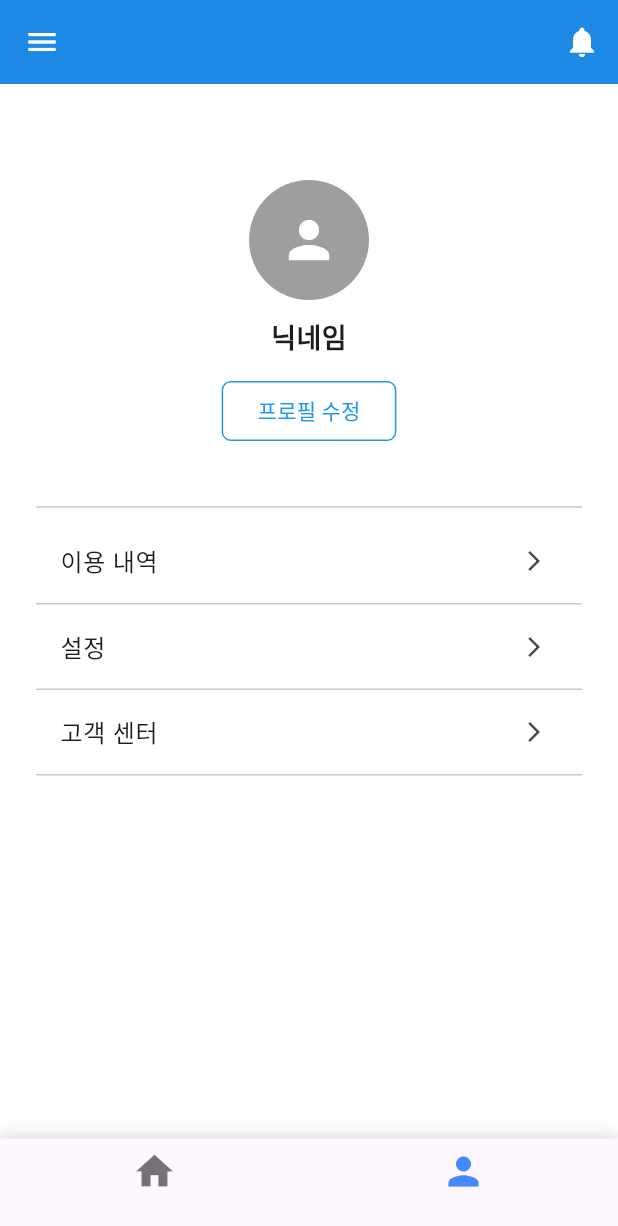
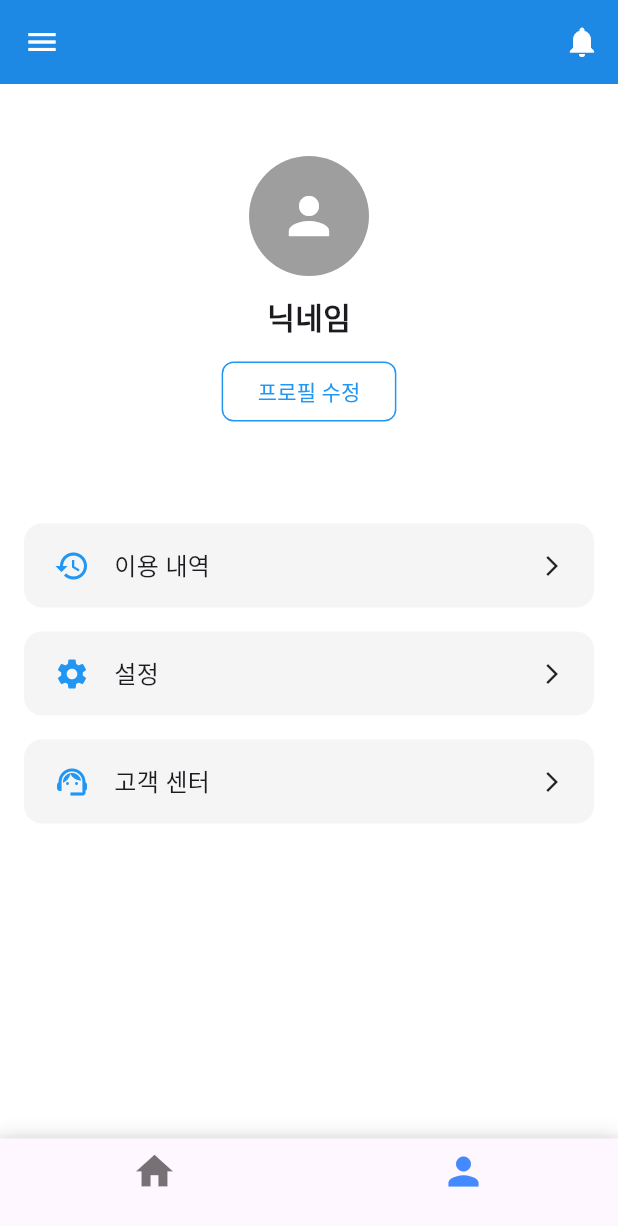
Before and after one commit to 2025-KGU-capstone/Client, a Flutter app: the MainPage screen opened directly, swiped to page 2, on a phone screen of 412 x 824 dp. Shown: the top 1226 px of the screen. Run offline on Flutter 3.47's test engine with Material 3 defaults, Android fonts, the phone set to English and light mode, and no system bars; our stand-ins replace firebase_core, firebase_database, firebase_messaging, flutter_local_notifications, get, image_picker and 2 more; missing offline and left inert: flutter_mjpeg, photo_manager; accounts and stored records are empty.

Commit message:
app icon추가/ 마이페이지 수정

```diff
--- a/app/project/lib/mypage.dart
+++ b/app/project/lib/mypage.dart
@@ -5,75 +5,78 @@ class MyPage extends StatelessWidget {
 
   @override
   Widget build(BuildContext context) {
-    return Stack(
-      children: [
-        // 둥글게 시작되는 흰색 영역
-        Positioned(
-          top: 0,
-          left: 0,
-          right: 0,
-          child: Container(
-            margin: const EdgeInsets.only(top: 0),
-            padding: const EdgeInsets.only(top: 32, left: 24, right: 24, bottom: 24),
-            decoration: const BoxDecoration(
+    return SingleChildScrollView(
+      padding: const EdgeInsets.symmetric(vertical: 24, horizontal: 16),
+      child: Column(
+        children: [
+          // 프로필 영역
+          Container(
+            padding: const EdgeInsets.symmetric(vertical: 24),
+            decoration: BoxDecoration(
               color: Colors.white,
-              borderRadius: BorderRadius.only(
-                topLeft: Radius.circular(32),
-                topRight: Radius.circular(32),
-              ),
+              borderRadius: BorderRadius.circular(24),
             ),
             child: Column(
               children: [
-                const SizedBox(height: 32),
                 const CircleAvatar(
                   radius: 40,
                   backgroundColor: Colors.grey,
                   child: Icon(Icons.person, color: Colors.white, size: 40),
                 ),
                 const SizedBox(height: 12),
-                const Text("닉네임", style: TextStyle(fontSize: 18, fontWeight: FontWeight.w600)),
+                const Text(
+                  "닉네임",
+                  style: TextStyle(fontSize: 20, fontWeight: FontWeight.bold),
+                ),
                 const SizedBox(height: 12),
                 OutlinedButton(
                   onPressed: () {},
                   style: OutlinedButton.styleFrom(
                     foregroundColor: Colors.blue,
                     side: const BorderSide(color: Colors.blue),
-                    shape: RoundedRectangleBorder(borderRadius: BorderRadius.circular(6)),
+                    shape: RoundedRectangleBorder(
+                        borderRadius: BorderRadius.circular(8)),
                   ),
                   child: const Text("프로필 수정"),
                 ),
-                const SizedBox(height: 32),
-                const Divider(thickness: 1),
-                ListTile(
-                  title: const Text("이용 내역"),
-                  trailing: const Icon(Icons.arrow_forward_ios, size: 16),
-                  onTap: () {},
-                ),
-                const Divider(height: 1),
-                ListTile(
-                  title: const Text("설정"),
-                  trailing: const Icon(Icons.arrow_forward_ios, size: 16),
-                  onTap: () {},
-                ),
-                const Divider(height: 1),
-                ListTile(
-                  title: const Text("고객 센터"),
-                  trailing: const Icon(Icons.arrow_forward_ios, size: 16),
-                  onTap: () {},
-                ),
-                const Divider(height: 1),
               ],
             ),
           ),
-        ),
-        // 약간 아래로 밀어주는 ListView (AppBar 아래 보이게 하기)
-        ListView(
-          padding: EdgeInsets.zero,
-          children: const [
-            SizedBox(height: 140), // 둥근 영역 전체 높이 확보용
+          const SizedBox(height: 32),
+
+          // 메뉴 항목
+          _buildMenuItem("이용 내역", Icons.history, () {}),
+          _buildMenuItem("설정", Icons.settings, () {}),
+          _buildMenuItem("고객 센터", Icons.support_agent, () {}),
+        ],
+      ),
+    );
+  }
+
+  Widget _buildMenuItem(String title, IconData icon, VoidCallback onTap) {
+    return Container(
+      margin: const EdgeInsets.symmetric(vertical: 8),
+      padding: const EdgeInsets.symmetric(vertical: 16, horizontal: 20),
+      decoration: BoxDecoration(
+        color: const Color(0xFFF5F5F5),
+        borderRadius: BorderRadius.circular(12),
+      ),
+      child: InkWell(
+        onTap: onTap,
+        child: Row(
+          children: [
+            Icon(icon, color: Colors.blue),
+            const SizedBox(width: 16),
+            Expanded(
+              child: Text(
+                title,
+                style: const TextStyle(fontSize: 16),
+              ),
+            ),
+            const Icon(Icons.arrow_forward_ios, size: 16),
           ],
         ),
-      ],
+      ),
     );
   }
 }
```
Also changed, not shown: app/project/pubspec.lock, 21 other files.
